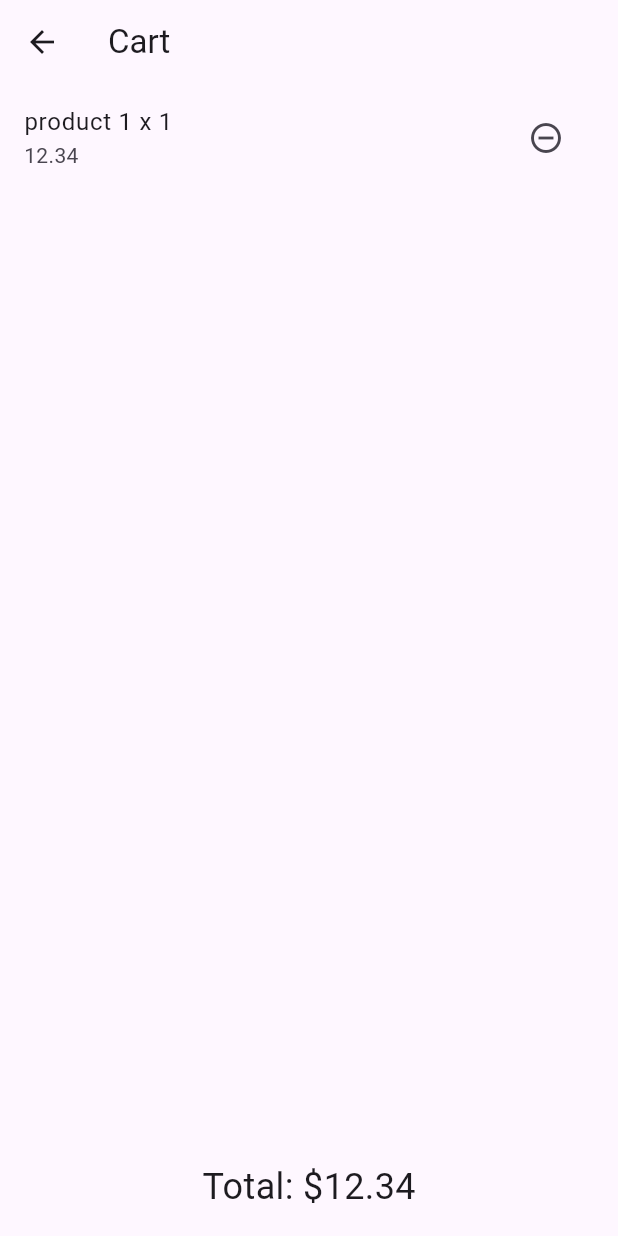
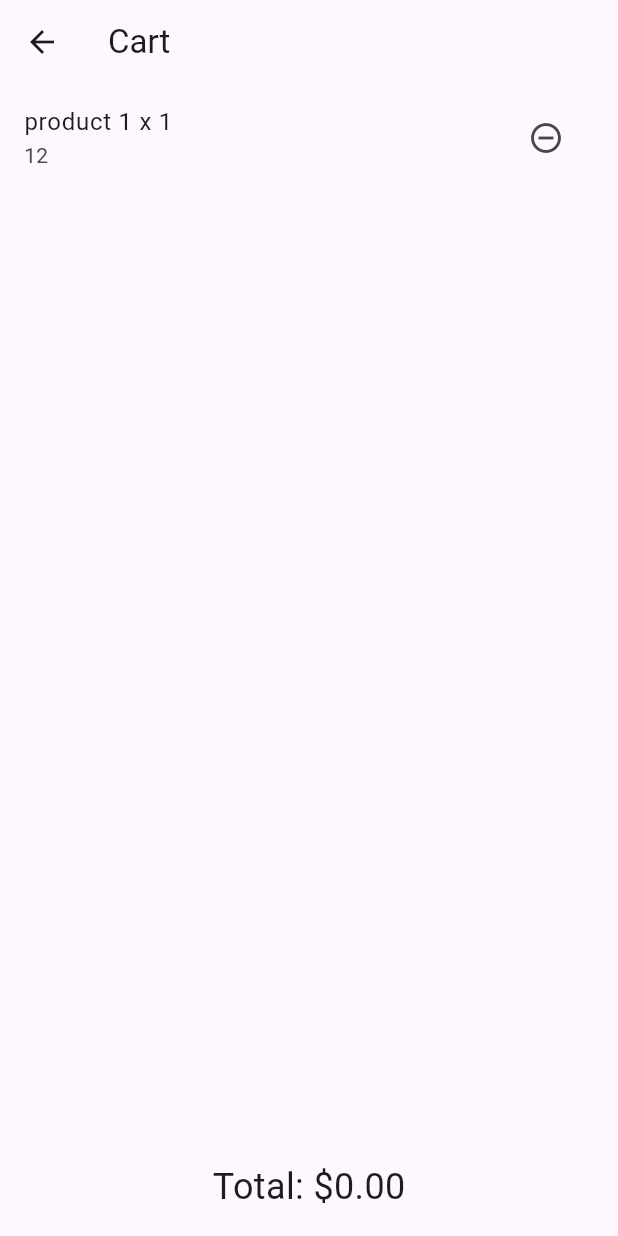
Before and after one commit to MuhtasimMahmud/getx_api_integration_practice, a Flutter app: the screen it shows after launch, after a tap on the "add" icon, after a tap on "Check Out", on a phone screen of 412 x 824 dp. Run offline on Flutter 3.47's test engine with Material 3 defaults, Android fonts, the light colour scheme and no system bars; our stand-ins replace get.

Commit message:
cart controller updated

```diff
--- a/lib/app/modules/product/controllers/cart_controller.dart
+++ b/lib/app/modules/product/controllers/cart_controller.dart
@@ -16,14 +16,13 @@ class CartController extends GetxController {
   }
 
   void addToCart(ProductModel product) {
-    int indexIfExists = existInTheCart(product);
+    int indexOfTheItem = existInTheCart(product);
 
-    if (indexIfExists != -1) {
-      cartItems[indexIfExists].quantity + 1;
+    if (indexOfTheItem != -1) {
+      cartItems[indexOfTheItem].quantity + 1;
     } else {
       cartItems.add(product);
     }
-    calculateTotal();
   }
 
   void removeFromCart(ProductModel product) {
@@ -35,10 +34,7 @@ class CartController extends GetxController {
         cartItems.remove(cartItems[indexIfExists]);
       }
     }
-    calculateTotal();
   }
 
-  void calculateTotal() {
-    totalAmount.value = cartItems.fold(0, (sum, item) => sum + item.price);
-  }
+  void calculateTotal() {}
 }
--- a/lib/app/modules/product/controllers/product_controller.dart
+++ b/lib/app/modules/product/controllers/product_controller.dart
@@ -9,12 +9,12 @@ class ProductController extends GetxController {
   @override
   void onInit() {
     products.addAll([
-      ProductModel(quantity: 0.obs, name: 'product 1', price: 12.34),
-      ProductModel(quantity: 0.obs, name: 'product 2', price: 15.76),
-      ProductModel(quantity: 0.obs, name: 'product 3', price: 16.56),
-      ProductModel(quantity: 0.obs, name: 'product 4', price: 11.59),
-      ProductModel(quantity: 0.obs, name: 'product 5', price: 14.59),
-      ProductModel(quantity: 0.obs, name: 'product 6', price: 11.59),
+      ProductModel(quantity: 0.obs, name: 'product 1', price: 12.obs),
+      ProductModel(quantity: 0.obs, name: 'product 2', price: 15.obs),
+      ProductModel(quantity: 0.obs, name: 'product 3', price: 16.obs),
+      ProductModel(quantity: 0.obs, name: 'product 4', price: 11.obs),
+      ProductModel(quantity: 0.obs, name: 'product 5', price: 14.obs),
+      ProductModel(quantity: 0.obs, name: 'product 6', price: 11.obs),
     ]);
 
     super.onInit();
--- a/lib/app/modules/product/models/product_model.dart
+++ b/lib/app/modules/product/models/product_model.dart
@@ -2,7 +2,7 @@ import 'package:get/get.dart';
 
 class ProductModel {
   final String name;
-  final double price;
+  RxInt price;
   RxInt quantity;
 
   ProductModel(
--- a/lib/app/modules/product/views/cart_view.dart
+++ b/lib/app/modules/product/views/cart_view.dart
@@ -24,7 +24,9 @@ class CartView extends StatelessWidget {
 
                 return ListTile(
                   title: Text('${item.name} x ${item.quantity.value}'),
-                  subtitle: Text('${item.price}'),
+                  subtitle: Obx(() {
+                    return Text('${item.price * item.quantity.value}');
+                  }),
                   trailing: IconButton(
                     icon: Icon(Icons.remove_circle_outline),
                     onPressed: () {
--- a/lib/app/modules/product/views/product_view.dart
+++ b/lib/app/modules/product/views/product_view.dart
@@ -122,7 +122,6 @@ class ProductView extends StatelessWidget {
                   ),
                 ),
                 onPressed: () {
-                  cartController.calculateTotal();
                   Get.toNamed('/cart_view', arguments: controller.products);
                 },
                 child: Text(
```
